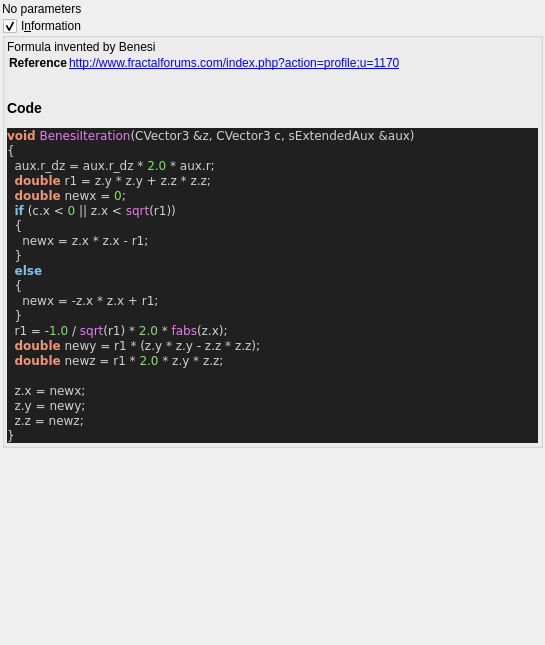
First picture: the form in mandelbulber2/qt_data/fractal_benesi.ui, repository buddhi1980/mandelbulber2, before the edit.
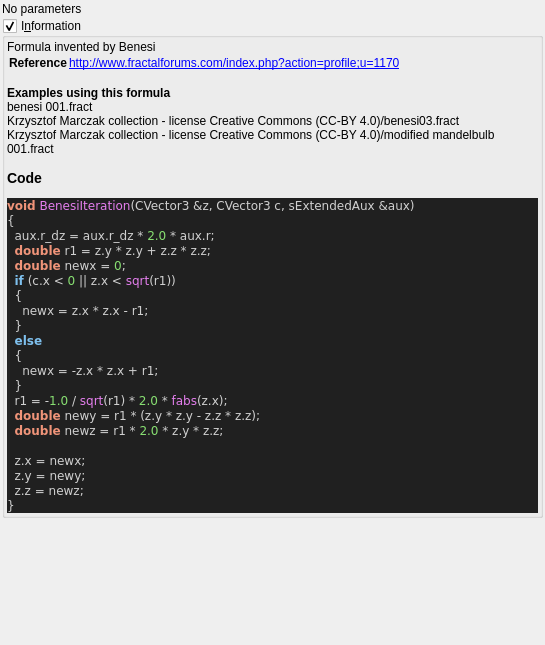
Second picture: the form after the edit. Custom widgets are drawn as their Qt base class.

Commit message:
ui information - added example occurrences
now every formula, which is used in an example file, will display a list
of the example files in the information box. A maximum of 5 occurences is
displayed.
The script also outputs, which formulas do not yet have any example
files.

```diff
--- a/mandelbulber2/qt_data/fractal_benesi.ui
+++ b/mandelbulber2/qt_data/fractal_benesi.ui
@@ -70,7 +70,7 @@
 &lt;tr&gt;&lt;th&gt;Reference&lt;/th&gt;&lt;td&gt;&lt;a href=&quot;http://www.fractalforums.com/index.php?action=profile;u=1170&quot;&gt;http://www.fractalforums.com/index.php?action=profile;u=1170&lt;br&gt;
 &lt;/td&gt;&lt;/tr&gt;
 &lt;/table&gt;
-&lt;h3&gt;Code&lt;/h3&gt;
+&lt;b&gt;Examples using this formula&lt;/b&gt;&lt;br&gt;benesi 001.fract&lt;br&gt;Krzysztof Marczak collection - license Creative Commons (CC-BY 4.0)/benesi03.fract&lt;br&gt;Krzysztof Marczak collection - license Creative Commons (CC-BY 4.0)/modified mandelbulb 001.fract&lt;h3&gt;Code&lt;/h3&gt;
 &lt;body style=&quot;background-color:#202020&quot;&gt;
 &lt;pre style=&quot;color:#d0d0d0; background-color:#202020;  font-family:'Courier New',monospace;&quot;&gt;&lt;span style=&quot;color:#f09479; font-weight:bold&quot;&gt;void&lt;/span&gt; &lt;span style=&quot;color:#e47eed&quot;&gt;BenesiIteration&lt;/span&gt;&lt;span style=&quot;color:#d0d0d0&quot;&gt;(&lt;/span&gt;CVector3 &lt;span style=&quot;color:#d0d0d0&quot;&gt;&amp;amp;&lt;/span&gt;z&lt;span style=&quot;color:#d0d0d0&quot;&gt;,&lt;/span&gt; CVector3 c&lt;span style=&quot;color:#d0d0d0&quot;&gt;,&lt;/span&gt; sExtendedAux &lt;span style=&quot;color:#d0d0d0&quot;&gt;&amp;amp;&lt;/span&gt;aux&lt;span style=&quot;color:#d0d0d0&quot;&gt;)&lt;/span&gt;
 &lt;span style=&quot;color:#d0d0d0&quot;&gt;{&lt;/span&gt;
```
The commit also changes 59 other files.
